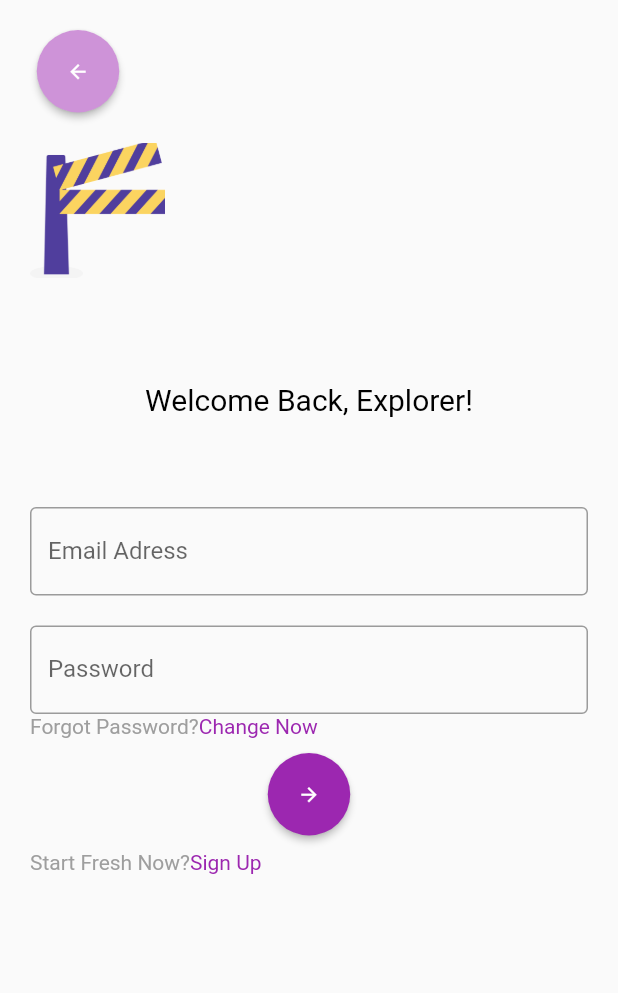
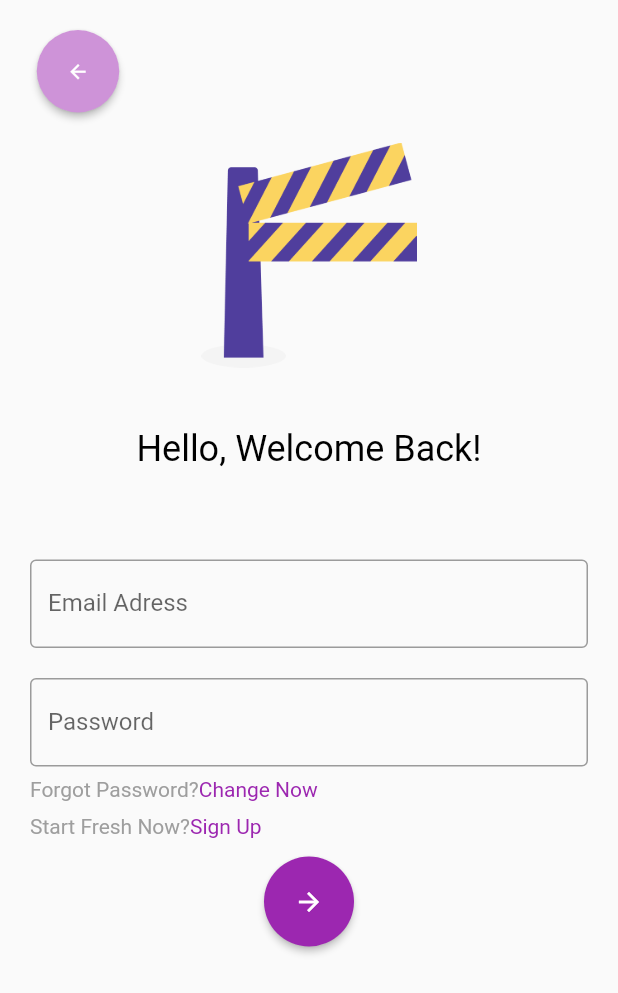
Before and after one commit to AliffiaIndah/Flutter-Cinema, a Flutter app: the screen it shows after launch, after a tap on "Sign In", on a phone screen of 412 x 824 dp. Shown: the top 993 px of the screen. Run offline on Flutter 3.47's test engine with Material 2 defaults, Android fonts, the phone set to English and light mode, and no system bars; our stand-ins replace splashscreen.

Commit message:
Edit gambar di sign In

```diff
--- a/lib/pages/signin.dart
+++ b/lib/pages/signin.dart
@@ -5,6 +5,7 @@ import 'package:flutter_uts/pages/login.dart';
 class SignIn extends StatefulWidget {
   signinState createState() => signinState();
 }
+
 class signinState extends State<SignIn>{
   final _formKey = GlobalKey<FormState>();
   var confirmPass;
@@ -26,7 +27,7 @@ class signinState extends State<SignIn>{
                         padding: EdgeInsets.only(bottom: 20),
                         alignment: Alignment.topLeft,
                         child: ElevatedButton(
-                            onPressed: (){
+                          onPressed: () {
                             Navigator.push(
                               context,
                               MaterialPageRoute(
@@ -40,7 +41,6 @@ class signinState extends State<SignIn>{
                             Icons.arrow_back,
                             color: Colors.white,
                             size: 15.0,
-
                           ),
                           style: ElevatedButton.styleFrom(
                             primary: Colors.purple.shade200,
@@ -49,49 +49,43 @@ class signinState extends State<SignIn>{
                             padding: EdgeInsets.all(20),
                           ),
                         )
-
                       ),
                       Container(
-                          height: 90,
-                          width: 90,
-                          decoration: BoxDecoration(
-                              image: DecorationImage(
-                                  fit: BoxFit.cover,
-                                  image:
-                                    AssetImage("assets/logo.png"),
-                              )
-                          )
+                        child: new Image.asset (
+                          'assets/logo.png',
+                          width: 150,
+                          height: 150,
+                        ),
+                        alignment: Alignment.center,
+                      ),
+                      Container(
+                        margin: EdgeInsets.only(top: 40, bottom: 40),
+                        alignment: Alignment.topCenter,
+                        child: Text(
+                          "Hello, Welcome Back!",
+                          style: new TextStyle (
+                            fontSize: 24,
+                            color: Colors.black
+                          ),
+                        ),
                       ),
 
-                        Container(
-                    margin: EdgeInsets.only(top: 70, bottom: 40),
-                    alignment: Alignment.topCenter,
-                          child: Text(
-                            "Welcome Back, Explorer!",
-                            style: new TextStyle(
-                              fontSize: 20,
-                              color: Colors.black),
-                          ),
-
-                    ),
                       Container(
                         height: 10,
                         margin: EdgeInsets.fromLTRB(10, 5, 10, 5),
                       ),
-
                       TextField(
                         decoration: InputDecoration(
                           hintText: 'Email Address',
                           labelText: 'Email Adress',
                           border: OutlineInputBorder()
                         ),
+                      ),
 
-                ),
                       Container(
                         height: 10,
                         margin: EdgeInsets.fromLTRB(10, 5, 10, 5),
                       ),
-
                       TextField(
                         decoration: InputDecoration(
                           hintText: 'Password',
@@ -99,8 +93,14 @@ class signinState extends State<SignIn>{
                           border: OutlineInputBorder()
                         ),
                       ),
+
+
+
                       Row(
                         children: <Widget>[
+                          Padding(
+                            padding: EdgeInsets.only(top: 30),
+                          ),
                           Text(
                             "Forgot Password?",
                             style: TextStyle(
@@ -117,9 +117,39 @@ class signinState extends State<SignIn>{
                                 color: Colors.purple
                               ),
                             ),
-                  )
+                          ),
                         ],
                       ),
+
+                      Row(
+                        children: <Widget>[
+                          Padding(
+                            padding: EdgeInsets.only(top: 20),
+                          ),
+                          Text(
+                            "Start Fresh Now?",
+                            style: TextStyle(
+                              color: Colors.grey
+                            ),
+                          ),
+                          GestureDetector(
+                            onTap: () {
+                              Navigator.push(context, MaterialPageRoute(
+                                builder: (BuildContext context) {
+                                  return Form_login();
+                                }
+                              ));
+                            },
+                            child: Text(
+                              "Sign Up",
+                              style: TextStyle(
+                                color: Colors.purple
+                              ),
+                            ),
+                          ),
+                        ],
+                      ),
+
                       Container(
                         alignment: Alignment.center,
                         padding: EdgeInsets.only(top: 10),
@@ -129,15 +159,16 @@ class signinState extends State<SignIn>{
                               ScaffoldMessenger.of(context).showSnackBar(
                                 const SnackBar(
                                   content:
-                                            Text('Processing . . .')),
+                                  Text('Processing . . .')
+                                ),
                               );
                             }
                           },
+
                           child: new Icon(
                             Icons.arrow_forward,
                             color: Colors.white,
-                          size: 15.0,
-
+                            size: 20.0,
                           ),
                           style: ElevatedButton.styleFrom(
                             primary: Colors.purple,
@@ -146,33 +177,6 @@ class signinState extends State<SignIn>{
                             padding: EdgeInsets.all(20),
                           ),
                         ),
-                     ),
-                Container(
-                  padding: EdgeInsets.only(top: 10),
-                ),
-                Row(
-                  children: <Widget>[
-                    Text(
-                      "Start Fresh Now?",
-                      style: TextStyle(
-                        color: Colors.grey
-                      ),
-                      ),
-                     GestureDetector(
-                    onTap: (){
-                      Navigator.push(context, MaterialPageRoute(
-                        builder: (BuildContext context) {
-                          return Form_login();
-                           }));
-                    },
-                    child: Text(
-                      "Sign Up",
-                      style: TextStyle(
-                        color: Colors.purple
-                      ),
-                    ),
-                  )
-                  ],
                       ),
                     ],
                   ),
```
Lines whose indentation alone changed are shown as unchanged.
